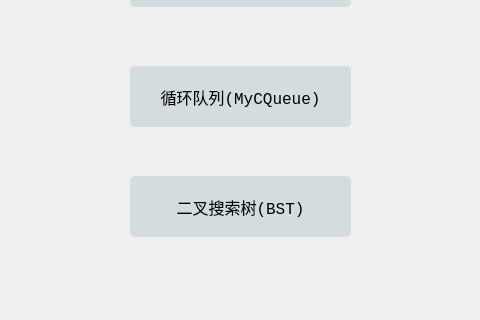
Qt form mainwindow.ui (bkqkdksdr/QT) before a commit; both pictures show x 160 to 640 and y 374 to 694 of the 800 by 694 pixel window.
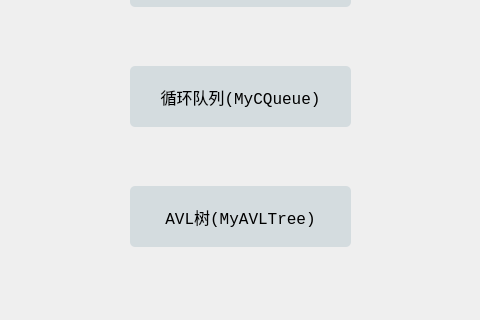
The same form after that commit.

What changed in the file:
```diff
--- a/mainwindow.ui
+++ b/mainwindow.ui
@@ -207,7 +207,7 @@
     <property name="geometry">
      <rect>
       <x>290</x>
-      <y>550</y>
+      <y>560</y>
       <width>221</width>
       <height>61</height>
      </rect>
@@ -243,7 +243,7 @@
 }</string>
     </property>
     <property name="text">
-     <string>二叉搜索树(BST)</string>
+     <string>AVL树(MyAVLTree)</string>
     </property>
    </widget>
   </widget>
```
